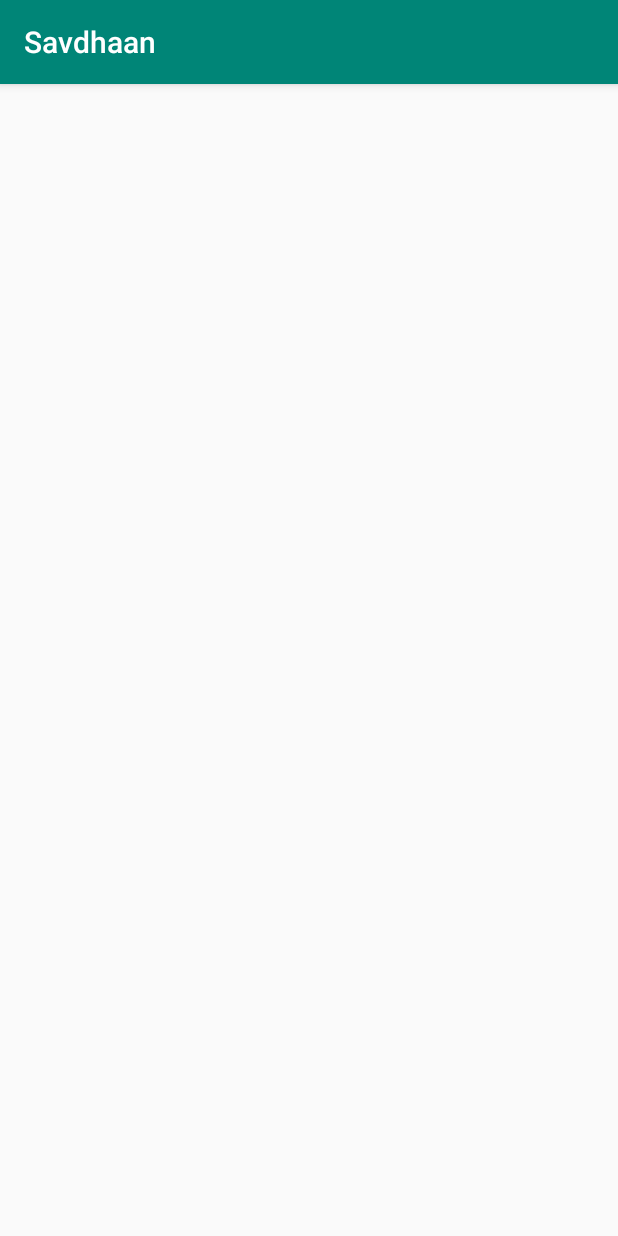
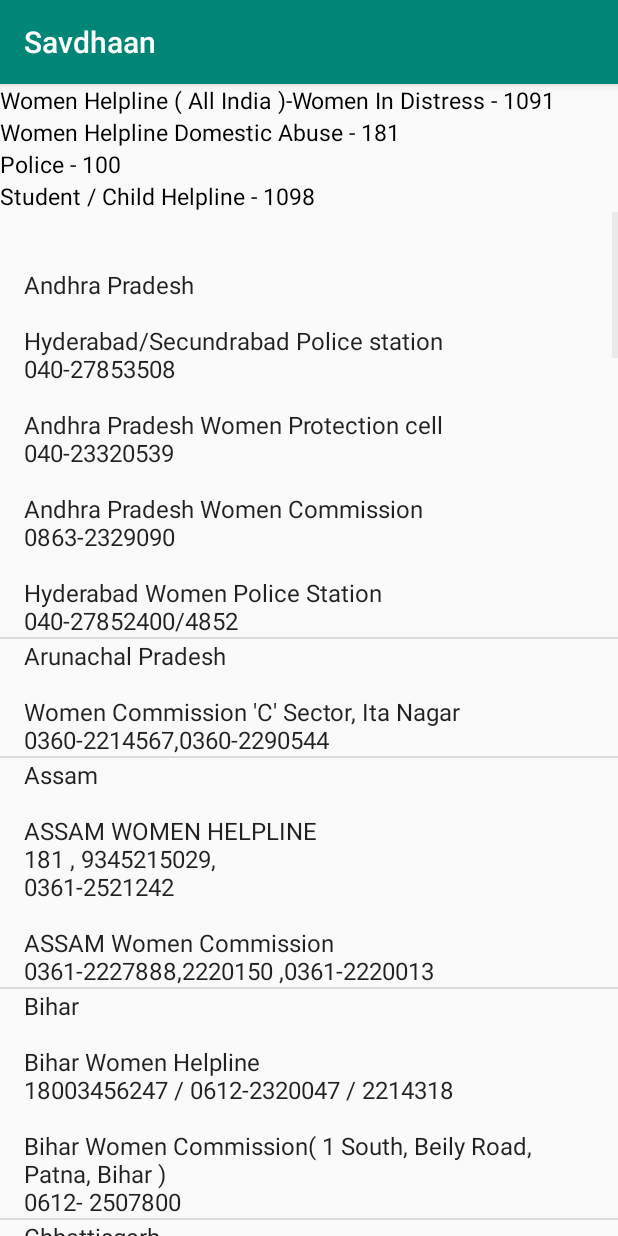
Before and after one commit to keshavjain235/Savdhaan, an Android app: the Help screen opened directly, with no data from a screen before it, on a phone screen of 412 x 824 dp. Run offline under Robolectric (Android 15) with nearby library versions, the phone set to English and light mode, and no system bars; 4 statements that could not run were skipped.

Commit message:
Completed HelpTask

```diff
--- a/app/src/main/java/com/rebootrebels/savdhaan/Help.java
+++ b/app/src/main/java/com/rebootrebels/savdhaan/Help.java
@@ -1,14 +1,123 @@
 package com.rebootrebels.savdhaan;
 
 import androidx.appcompat.app.AppCompatActivity;
+import androidx.core.view.MenuItemCompat;
+import android.os.Bundle;
+import android.view.Menu;
+import android.view.MenuInflater;
+import android.view.MenuItem;
+import android.widget.ArrayAdapter;
+import android.widget.ListView;
+import android.widget.SearchView;
 
-import android.os.Bundle;
+import java.util.ArrayList;
 
 public class Help extends AppCompatActivity {
 
+    ListView l1;
+    ArrayList<String> items;
     @Override
     protected void onCreate(Bundle savedInstanceState) {
         super.onCreate(savedInstanceState);
         setContentView(R.layout.activity_help);
+
+        l1=(ListView) findViewById(R.id.list);
+        items=new ArrayList<>();
+        items.add("\n\n"+"Andhra Pradesh\n"+
+                "\n" +
+                "Hyderabad/Secundrabad Police station\n" +
+
+                "040-27853508\n" +
+                "\n" +
+                "Andhra Pradesh Women Protection cell\n" +
+
+                "040-23320539\n" +
+                "\n" +
+                "Andhra Pradesh Women Commission\n" +
+
+                "0863-2329090\n" +
+                "\n" +
+                "Hyderabad Women Police Station\n" +
+
+                "040-27852400/4852");
+        items.add("Arunachal Pradesh\n"+
+                "\n"+"Women Commission 'C' Sector, Ita Nagar\n"+
+                "0360-2214567,0360-2290544");
+        items.add("Assam\n"+"\n"+ "ASSAM WOMEN HELPLINE\n" +
+
+                "181 , 9345215029,\n" +
+                "0361-2521242\n"+"\nASSAM Women Commission\n" +
+                "0361-2227888,2220150 ,0361-2220013");
+        items.add("Bihar\n"+"\n"+"Bihar Women Helpline\n" +
+
+                "18003456247 / 0612-2320047 / 2214318\n" +
+                "\n" +
+                "Bihar Women Commission( 1 South, Beily Road, Patna, Bihar )\n" +
+                "0612- 2507800");
+        items.add("Chhattisgarh\n"+"\n"+"Chandigarh Women Police\n" +
+                "0172-2741900");
+        items.add("Goa\n"+"\n"+"GOA Women Helpline\n" +
+                "1091 ,0832-2421208\n" +
+                "\n" +
+                "GOA Women Commission \n" +
+                "0832-2421080");
+        items.add("Gujrat\n"+"\n"+" STATE WOMEN COMMMISION GUJRAT\n"+"18002331111 / 079-23251604 , 079-23251613");
+        items.add("Haryana");
+        items.add("Himanchal Pradesh");
+        items.add("Jammu and kashmir");
+        items.add("Jharkhand");
+        items.add("karnataka");
+        items.add("kerala");
+        items.add("Madhya Predesh");
+        items.add("Maharastra");
+        items.add("Manipur");
+        items.add("Meghalaya");
+        items.add("Mizorum");
+        items.add("Nagaland ");
+         items.add("Odisha");
+        items.add("Punjab");
+        items.add("Rajasthan");
+         items.add("Sikkim");
+          items.add("Tamil Nadu");
+          items.add("Telangana");
+           items.add("Tripura");
+           items.add("Uttar Pradesh");
+            items.add("Uttarakhand");
+             items.add("West Bengal");
+        ArrayAdapter<String> adapter=new ArrayAdapter<>(this,android.R.layout.simple_list_item_1,items);
+        l1.setAdapter(adapter);
+
+    }
+    public boolean onCreateOptionsMenu(Menu menu) {
+        MenuInflater inflater=getMenuInflater();
+        inflater.inflate(R.menu.hel,menu);
+        MenuItem searchitem=menu.findItem(R.id.search);
+            SearchView searchView=(SearchView) MenuItemCompat.getActionView(searchitem);
+        searchView.setOnQueryTextListener(new SearchView.OnQueryTextListener() {
+
+                @Override
+            public boolean onQueryTextChange(String newText) {
+                ArrayList<String> temp=new ArrayList<>();
+                for(String te:items){
+                    if(te.toLowerCase().contains(newText.toLowerCase()))
+                    {
+                        temp.add(te);
+                    }
+                }
+                ArrayAdapter<String> adapter=new ArrayAdapter<>(Help.this,android.R.layout.simple_list_item_1,temp);
+
+                l1.setAdapter(adapter);
+                return  true;
+            }
+            @Override
+            public boolean onQueryTextSubmit(String query) {
+
+                return false;
+            }
+
+
+        });
+        return super.onCreateOptionsMenu(menu);
+
     }
 }
--- a/app/src/main/res/layout/activity_help.xml
+++ b/app/src/main/res/layout/activity_help.xml
@@ -1,9 +1,47 @@
 <?xml version="1.0" encoding="utf-8"?>
-<androidx.constraintlayout.widget.ConstraintLayout xmlns:android="http://schemas.android.com/apk/res/android"
+<LinearLayout xmlns:android="http://schemas.android.com/apk/res/android"
     xmlns:app="http://schemas.android.com/apk/res-auto"
     xmlns:tools="http://schemas.android.com/tools"
     android:layout_width="match_parent"
     android:layout_height="match_parent"
+    android:orientation="vertical"
     tools:context=".Help">
+    <LinearLayout
+        android:layout_width="match_parent"
+        android:layout_height="wrap_content"
+        android:orientation="vertical"
+        >
+        <TextView
+            android:layout_width="match_parent"
+            android:layout_height="wrap_content"
+            android:textColor="#000000"
+            android:text="Women Helpline ( All India )-Women In Distress - 1091"
+            android:textSize="15dp"/>
+        <TextView
+            android:textColor="#000000"
+            android:layout_width="match_parent"
+            android:layout_height="wrap_content"
+            android:text="Women Helpline Domestic Abuse - 181"
+            android:textSize="15dp"/>
+        <TextView
 
-</androidx.constraintlayout.widget.ConstraintLayout>
+            android:textColor="#000000"
+            android:layout_width="match_parent"
+            android:layout_height="wrap_content"
+            android:text="Police - 100"
+            android:textSize="15dp"/>
+        <TextView
+            android:textColor="#000000"
+            android:layout_width="match_parent"
+            android:layout_height="wrap_content"
+            android:text="Student / Child Helpline - 1098"
+            android:textSize="15dp"/>
+
+    </LinearLayout>
+
+    <ListView
+        android:layout_width="match_parent"
+        android:layout_height="match_parent"
+        android:id="@+id/list"/>
+
+</LinearLayout>
```
